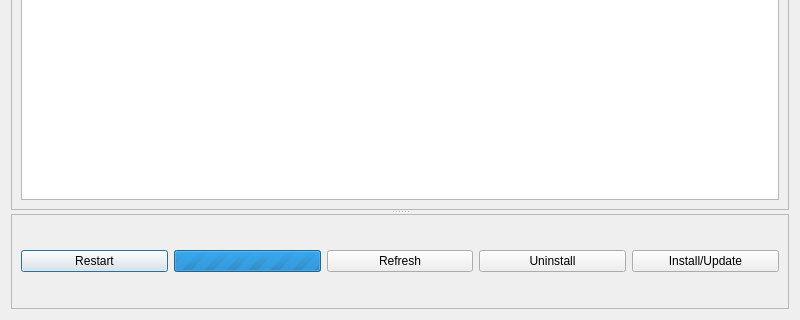
openstenoproject/plover_plugins_manager, file plover_plugins_manager/gui_qt/manager.ui: the form before one commit; both pictures show x 0 to 800 and y 280 to 600 of the 800 by 600 pixel window.
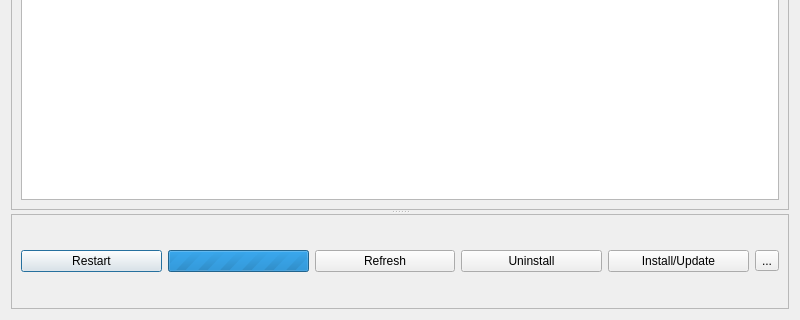
The form after the commit. Icons and pictures are not drawn.

Commit message: adding code for git install

What changed in the file:
```diff
--- a/plover_plugins_manager/gui_qt/manager.ui
+++ b/plover_plugins_manager/gui_qt/manager.ui
@@ -119,6 +119,17 @@
            </property>
           </widget>
          </item>
+         <item>
+          <widget class="QToolButton" name="install_git">
+           <property name="text">
+            <string>...</string>
+           </property>
+           <property name="icon">
+            <iconset resource="resources/resources.qrc">
+             <normaloff>:/plugins_manager/git.png</normaloff>:/plugins_manager/git.png</iconset>
+           </property>
+          </widget>
+         </item>
         </layout>
        </item>
       </layout>
```
Left out of the diff: 17 changed lines with no effect on the pictures. The commit also changes 2 other files.
